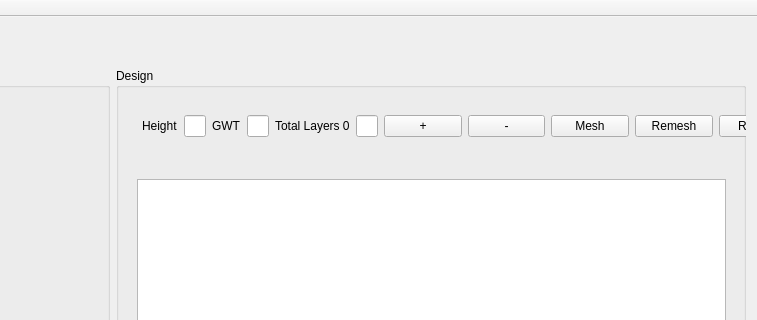
The window that UI/MainWindow.ui (NHERI-SimCenter/s3hark) describes before a commit, drawn with Qt 5; both pictures show x 243 to 1000 and y 0 to 320 of the 1000 by 672 pixel window.
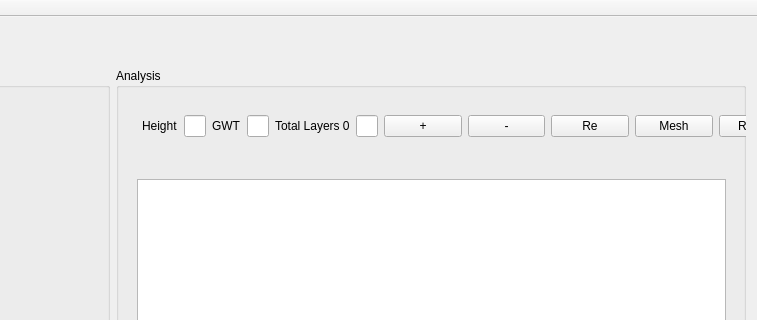
The same window after the commit. Custom widgets are drawn as their Qt base class.

Commit message: changing tabs name; changing positions of buttons;

What changed in the file:
```diff
--- a/UI/MainWindow.ui
+++ b/UI/MainWindow.ui
@@ -79,7 +79,7 @@
        </size>
       </property>
       <property name="title">
-       <string>Design</string>
+       <string>Analysis</string>
       </property>
       <widget class="QWidget" name="gridLayoutWidget">
        <property name="geometry">
@@ -191,13 +191,6 @@
               </property>
              </spacer>
             </item>
-            <item>
-             <widget class="QPushButton" name="meshBtn">
-              <property name="text">
-               <string>Mesh</string>
-              </property>
-             </widget>
-            </item>
             <item>
              <widget class="QPushButton" name="reBtn">
               <property name="maximumSize">
@@ -207,7 +200,14 @@
                </size>
               </property>
               <property name="text">
-               <string>Remesh</string>
+               <string>Re</string>
+              </property>
+             </widget>
+            </item>
+            <item>
+             <widget class="QPushButton" name="meshBtn">
+              <property name="text">
+               <string>Mesh</string>
               </property>
              </widget>
             </item>
```
The commit also changes 3 other files.
